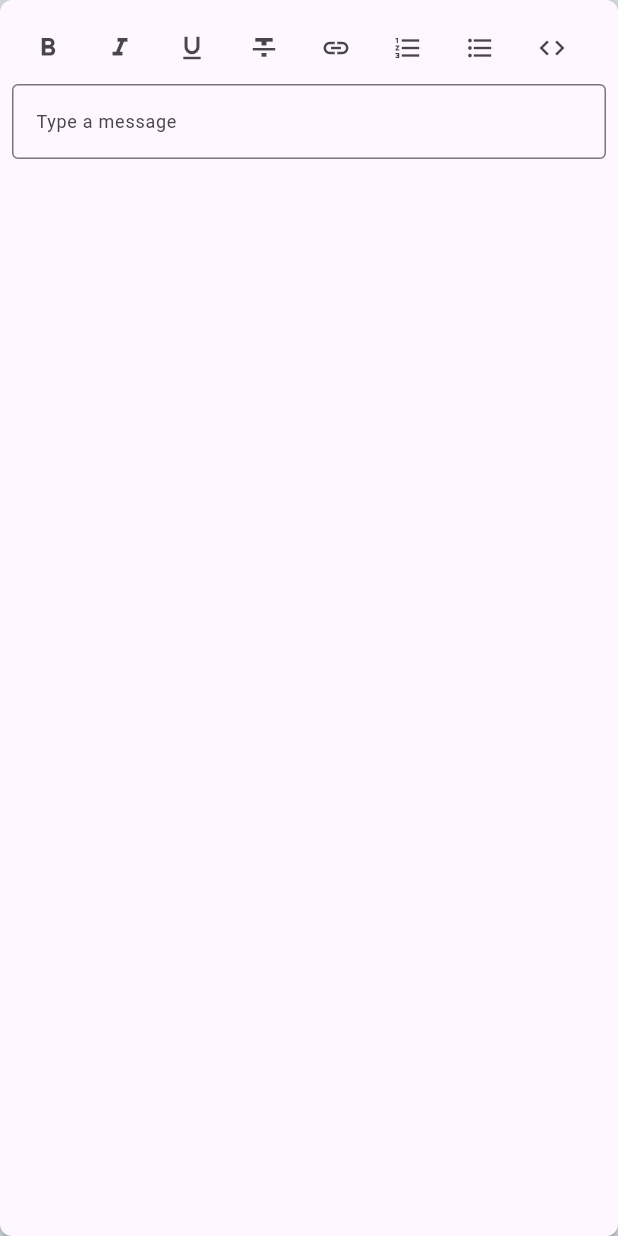
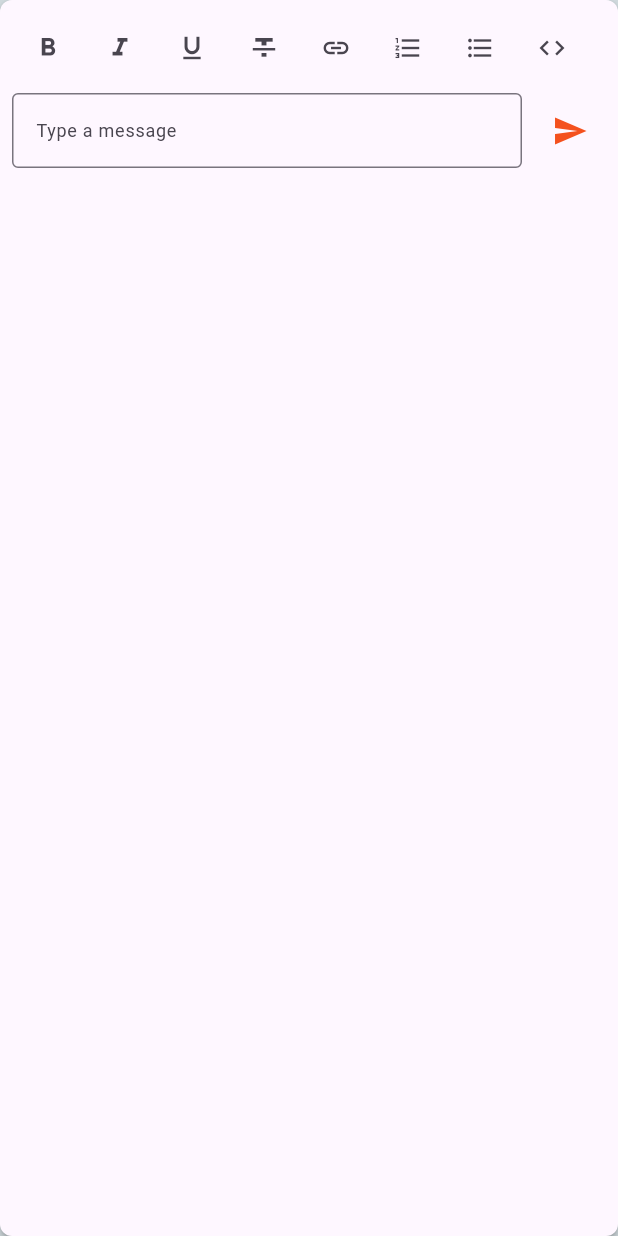
Before and after one commit to zmisson424/squad, a Flutter app: the FullEditor widget shown alone on an empty page, opened directly, on a phone screen of 412 x 824 dp. Run offline on Flutter 3.47's test engine with Material 2 defaults, Android fonts, the phone set to English and light mode, and no system bars; generated files the repository leaves out were written again.

Commit message:
added send button for editor

```diff
--- a/lib/views/editor/editor.dart
+++ b/lib/views/editor/editor.dart
@@ -0,0 +1 @@
+export 'views/desktop_editor.dart';
--- a/lib/views/editor/views/desktop_editor.dart
+++ b/lib/views/editor/views/desktop_editor.dart
@@ -11,7 +11,11 @@ class DesktopEditor extends StatelessWidget {
       left: 0,
       right: 0,
       child: Padding(
-        padding: EdgeInsets.only(left: 16, right: 16, bottom: 16),
+        padding: EdgeInsets.only(
+          left: 16,
+          right: 16,
+          bottom: 16,
+        ),
         child: FullEditor(),
       ),
     );
--- a/lib/views/editor/widgets/full_editor.dart
+++ b/lib/views/editor/widgets/full_editor.dart
@@ -1,4 +1,5 @@
 import 'package:flutter/material.dart';
+import 'package:squad/theme/colors.dart';
 import 'package:squad/views/editor/widgets/editor_text_input.dart';
 import 'package:squad/views/editor/widgets/full_tools_row.dart';
 
@@ -24,12 +25,29 @@ class _FullEditorState extends State<FullEditor> {
         child: Column(
           children: [
             const FullToolBar(),
-            Row(
-              children: const [
-                Expanded(
-                  child: EditorTextInput(),
-                )
-              ],
+            Padding(
+              padding: const EdgeInsets.only(
+                top: 6,
+              ),
+              child: Row(
+                children: [
+                  const Expanded(
+                    child: EditorTextInput(),
+                  ),
+                  Padding(
+                    padding: const EdgeInsets.only(
+                      left: 8,
+                    ),
+                    child: IconButton(
+                      onPressed: () => print("TODO"),
+                      icon: const Icon(
+                        Icons.send,
+                      ),
+                      color: drawerColor,
+                    ),
+                  )
+                ],
+              ),
             )
           ],
         ),
```
